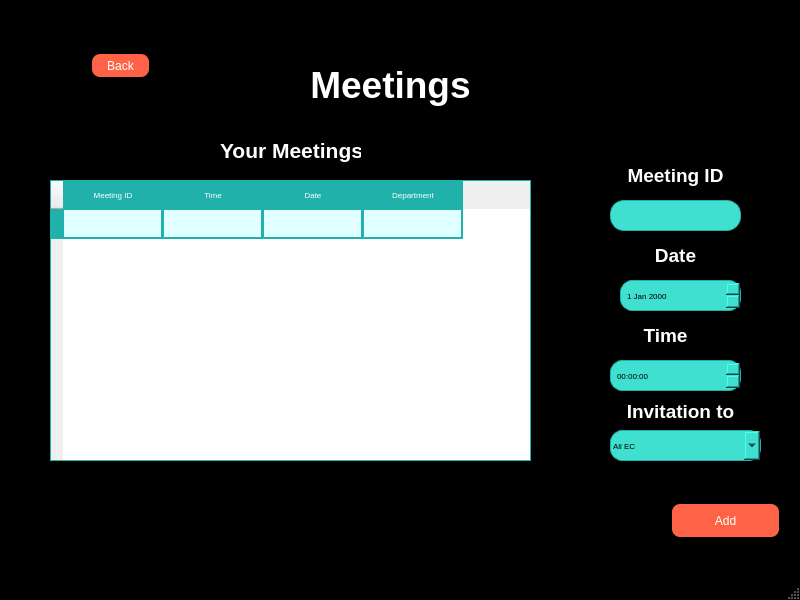
This is Meetings.ui in hak-huzaifa/HUSG-Management-System as Qt 5 draws it before an edit. The edited form follows.
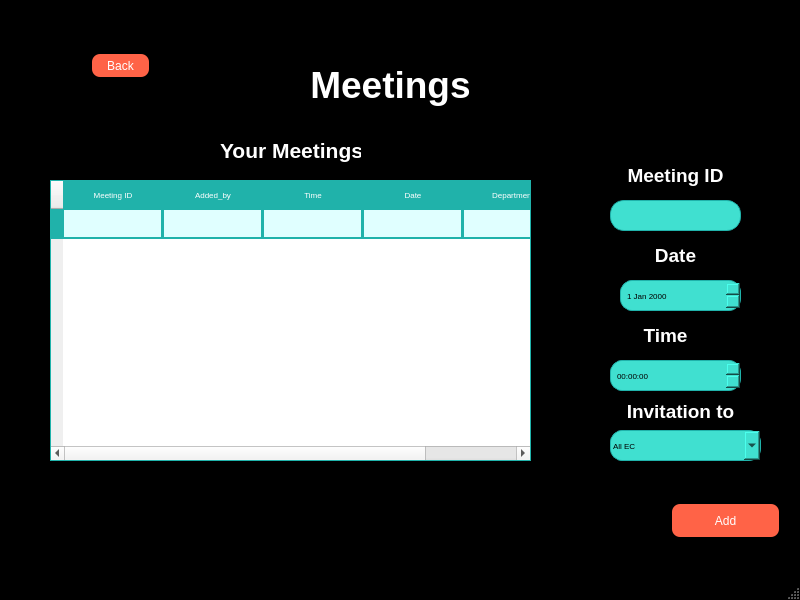
This is the edited form.

What changed in the file:
```diff
--- a/Meetings.ui
+++ b/Meetings.ui
@@ -530,6 +530,11 @@
       <string>Meeting ID</string>
      </property>
     </column>
+    <column>
+     <property name="text">
+      <string>Added_by</string>
+     </property>
+    </column>
     <column>
      <property name="text">
       <string>Time</string>
```
Left out of the diff: 4 changed lines with no effect on the pictures.
